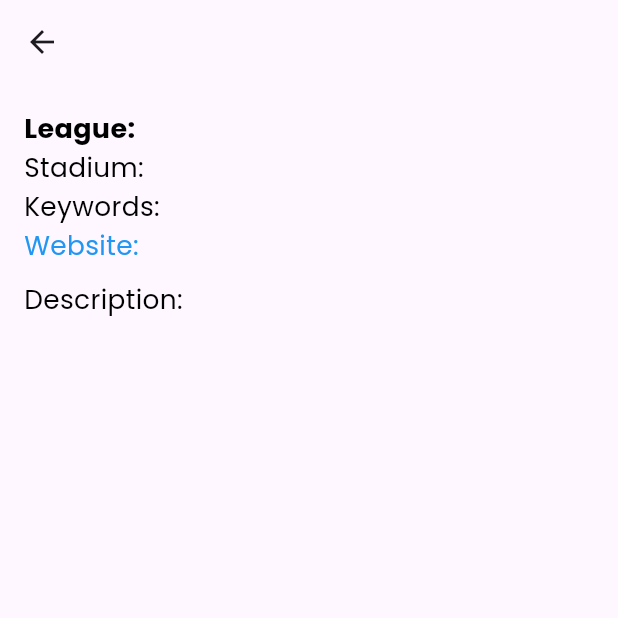
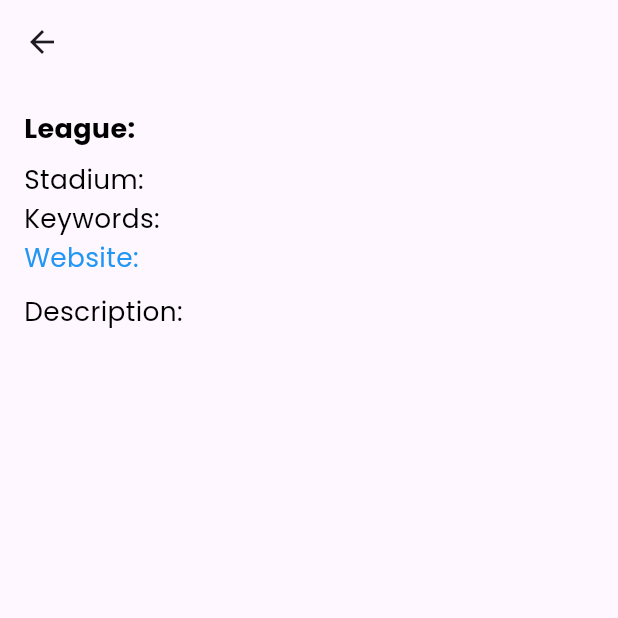
Before and after one commit to AaqilSh/SportSphereApp, a Flutter app: the TeamDetailsScreen screen opened directly with empty values, on a phone screen of 412 x 824 dp, the top half of it. Run offline on Flutter 3.47's test engine with Material 3 defaults, Android fonts, the phone set to English and light mode, and no system bars; our stand-ins replace flutter_screenutil, font_awesome_flutter.

Commit message:
search screen fix

```diff
--- a/sportsphere/lib/screens/search_screen.dart
+++ b/sportsphere/lib/screens/search_screen.dart
@@ -72,23 +72,35 @@ class TeamDetailsScreen extends StatelessWidget {
       appBar: AppBar(title: Text(team.strTeam)),
       body: Padding(
         padding: const EdgeInsets.all(16.0),
+        child: SingleChildScrollView(
+          // Added this to make content scrollable
           child: Column(
             crossAxisAlignment: CrossAxisAlignment.start,
             children: [
-            Text('League: ${team.strLeague}',
-                style: TextStyle(fontSize: 18, fontWeight: FontWeight.bold)),
+              Text(
+                'League: ${team.strLeague}',
+                style: TextStyle(fontSize: 18, fontWeight: FontWeight.bold),
+              ),
+              SizedBox(height: 8),
               if (team.strStadium != null) Text('Stadium: ${team.strStadium}'),
-            if (team.strKeywords != null) Text('Keywords: ${team.strKeywords}'),
+              if (team.strKeywords != null)
+                Text('Keywords: ${team.strKeywords}'),
               if (team.strWebsite != null)
                 InkWell(
-                onTap: () {},
-                child: Text('Website: ${team.strWebsite}',
-                    style: TextStyle(color: Colors.blue)),
+                  onTap: () {}, // Add actual website link handling
+                  child: Text(
+                    'Website: ${team.strWebsite}',
+                    style: TextStyle(color: Colors.blue),
+                  ),
                 ),
               SizedBox(height: 10),
               if (team.strDescriptionEN != null)
-              Text('Description: ${team.strDescriptionEN}'),
+                Text(
+                  'Description: ${team.strDescriptionEN}',
+                  softWrap: true, // Ensures text wraps properly
+                ),
             ],
+          ),
         ),
       ),
     );
```
Lines whose indentation alone changed are shown as unchanged.
